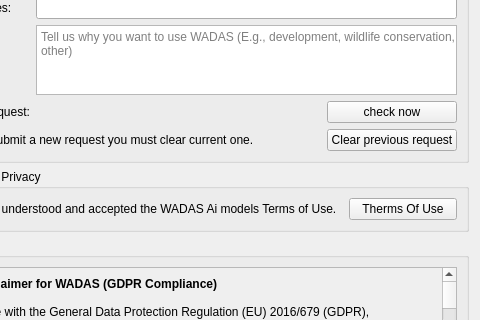
Qt form wadas/ui/qt/access_request.ui (wadas-project/WADAS) before a commit; both pictures show x 107 to 587 and y 127 to 447 of the 587 by 581 pixel window.
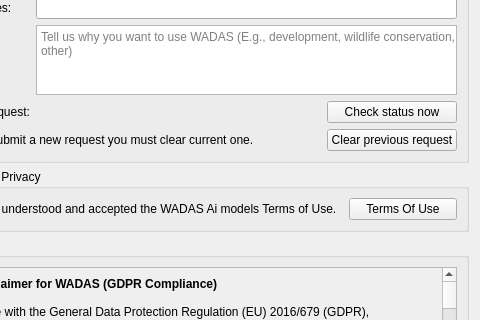
The same form after that commit.

Diff of the .ui file:
```diff
--- a/wadas/ui/qt/access_request.ui
+++ b/wadas/ui/qt/access_request.ui
@@ -37,7 +37,7 @@
       <item row="0" column="1">
        <widget class="QPushButton" name="pushButton_terms_of_use">
         <property name="text">
-         <string>Therms Of Use</string>
+         <string>Terms Of Use</string>
         </property>
        </widget>
       </item>
@@ -75,7 +75,7 @@
          </sizepolicy>
         </property>
         <property name="text">
-         <string>check now</string>
+         <string>Check status now</string>
         </property>
        </widget>
       </item>
```
Left out of the diff: 6 changed lines with no effect on the pictures.
